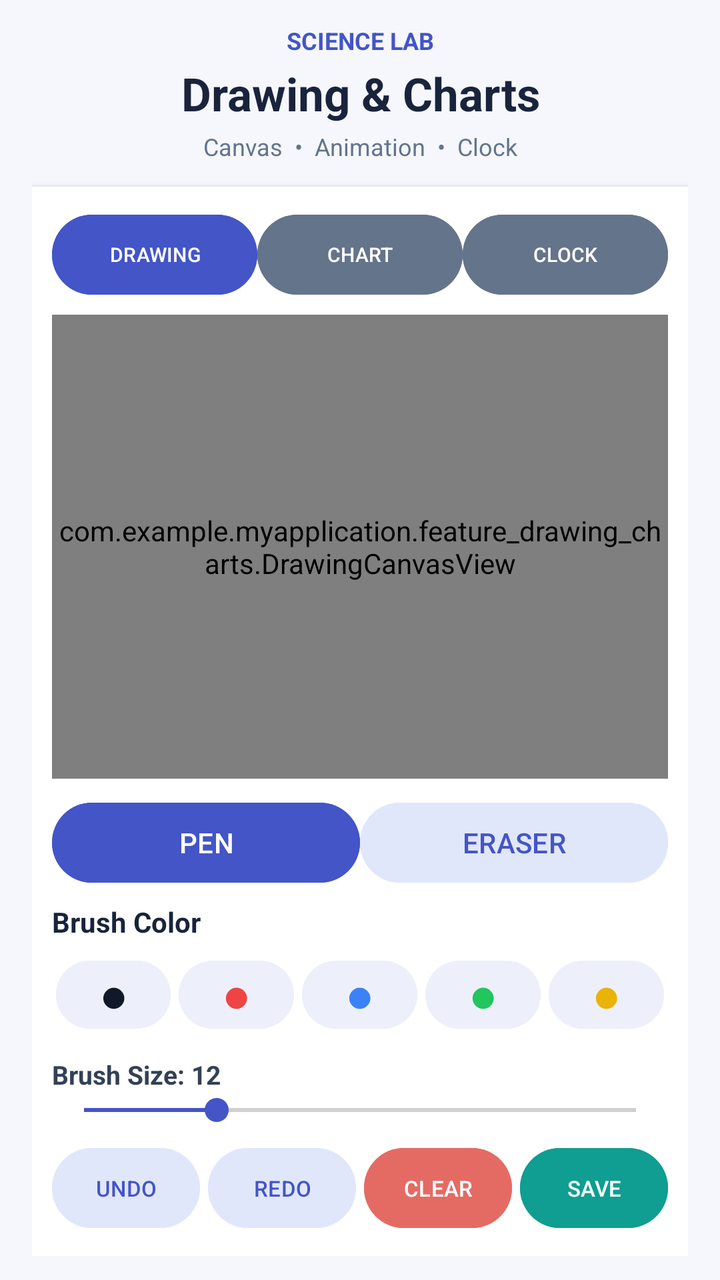
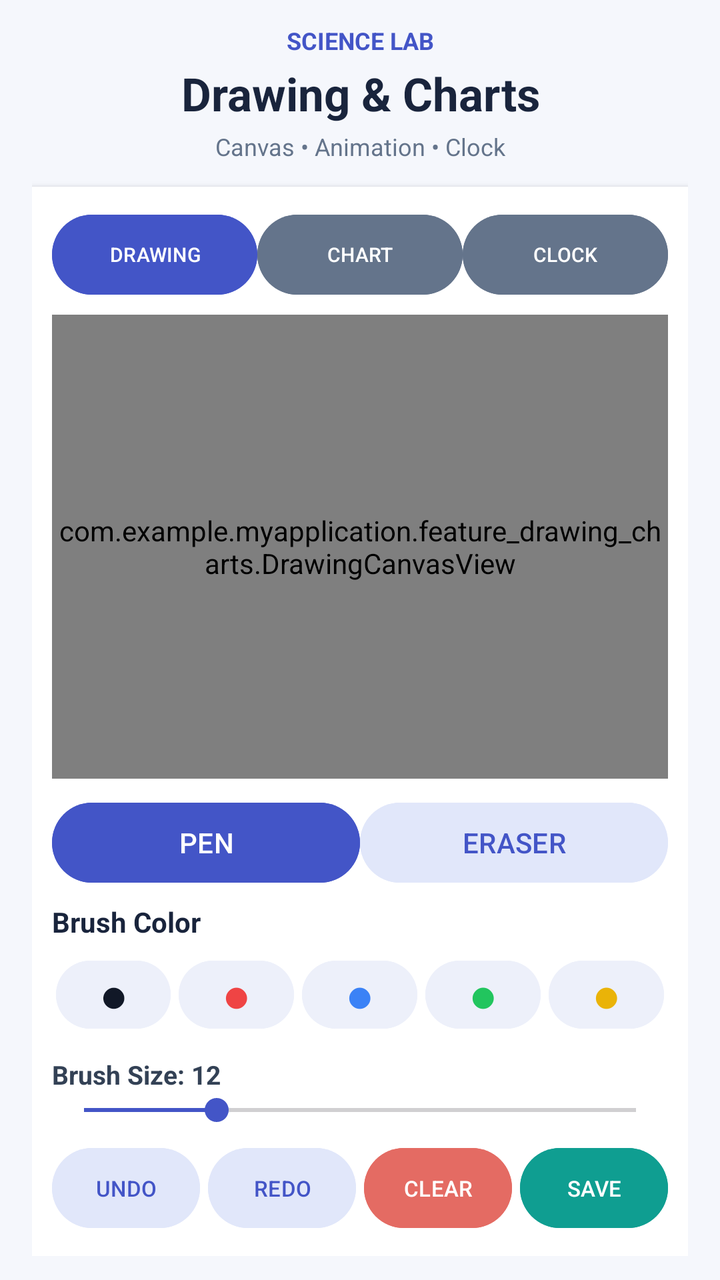

An Android layout rendered at two revisions. The XML below is the earlier revision; the diff shows what the commit changed to produce the second picture.
<!-- AndroidManifest.xml: application theme Theme.MyApplication -->
<!-- res/layout/fragment_drawing.xml -->
<LinearLayout
    xmlns:android="http://schemas.android.com/apk/res/android"
    android:layout_width="match_parent"
    android:layout_height="match_parent"
    android:orientation="vertical"
    android:background="#F5F7FC"
    android:paddingLeft="16dp"
    android:paddingRight="16dp"
    android:paddingTop="12dp"
    android:paddingBottom="12dp">

    
    <TextView
        android:layout_width="match_parent"
        android:layout_height="wrap_content"
        android:gravity="center"
        android:text="SCIENCE LAB"
        android:textColor="#4355C7"
        android:textSize="12sp"
        android:textStyle="bold"/>

    <TextView
        android:layout_width="match_parent"
        android:layout_height="wrap_content"
        android:layout_marginTop="3dp"
        android:gravity="center"
        android:text="Drawing &amp; Charts"
        android:textColor="#19243C"
        android:textSize="23sp"
        android:textStyle="bold"/>

    <TextView
        android:layout_width="match_parent"
        android:layout_height="wrap_content"
        android:layout_marginTop="3dp"
        android:layout_marginBottom="12dp"
        android:gravity="center"
        android:text="Canvas  •  Animation  •  Clock"
        android:textColor="#64748B"
        android:textSize="12sp"/>

    
    <LinearLayout
        android:layout_width="match_parent"
        android:layout_height="0dp"
        android:layout_weight="1"
        android:orientation="vertical"
        android:background="#FFFFFF"
        android:padding="10dp"
        android:elevation="2dp">

        
        <LinearLayout
            android:layout_width="match_parent"
            android:layout_height="wrap_content"
            android:orientation="horizontal">

            <Button
                android:id="@+id/btnDrawingMode"
                android:layout_width="0dp"
                android:layout_height="wrap_content"
                android:layout_weight="1"
                android:minWidth="0dp"
                android:text="DRAWING"
                android:textSize="10sp"
                android:textColor="#FFFFFF"
                android:backgroundTint="#4355C7"/>

            <Button
                android:id="@+id/btnChartMode"
                android:layout_width="0dp"
                android:layout_height="wrap_content"
                android:layout_weight="1"
                android:minWidth="0dp"
                android:text="CHART"
                android:textSize="10sp"
                android:textColor="#FFFFFF"
                android:backgroundTint="#64748B"/>

            <Button
                android:id="@+id/btnClockMode"
                android:layout_width="0dp"
                android:layout_height="wrap_content"
                android:layout_weight="1"
                android:minWidth="0dp"
                android:text="CLOCK"
                android:textSize="10sp"
                android:textColor="#FFFFFF"
                android:backgroundTint="#64748B"/>

        </LinearLayout>

        
        <FrameLayout
            android:layout_width="match_parent"
            android:layout_height="0dp"
            android:layout_weight="1"
            android:layout_marginTop="6dp"
            android:layout_marginBottom="8dp"
            android:background="#F9FAFC"
            android:clipChildren="true"
            android:clipToPadding="true">

            <com.example.myapplication.feature_drawing_charts.DrawingCanvasView
                android:id="@+id/drawingCanvas"
                android:layout_width="match_parent"
                android:layout_height="match_parent"
                android:background="#FFFFFF"/>

            <com.example.myapplication.feature_drawing_charts.DynamicChartView
                android:id="@+id/dynamicChart"
                android:layout_width="match_parent"
                android:layout_height="match_parent"
                android:background="#FFFFFF"
                android:visibility="gone"/>

            <com.example.myapplication.feature_drawing_charts.AnalogClockView
                android:id="@+id/analogClock"
                android:layout_width="match_parent"
                android:layout_height="match_parent"
                android:background="#FFFFFF"
                android:visibility="gone"/>

        </FrameLayout>

        
        <LinearLayout
            android:id="@+id/drawingControls"
            android:layout_width="match_parent"
            android:layout_height="wrap_content"
            android:orientation="vertical">

            
            <LinearLayout
                android:layout_width="match_parent"
                android:layout_height="wrap_content"
                android:orientation="horizontal">

                <Button
                    android:id="@+id/btnPen"
                    android:layout_width="0dp"
                    android:layout_height="wrap_content"
                    android:layout_weight="1"
                    android:minWidth="0dp"
                    android:text="PEN"
                    android:textColor="#FFFFFF"
                    android:backgroundTint="#4355C7"/>

                <Button
                    android:id="@+id/btnEraser"
                    android:layout_width="0dp"
                    android:layout_height="wrap_content"
                    android:layout_weight="1"
                    android:minWidth="0dp"
                    android:text="ERASER"
                    android:textColor="#4355C7"
                    android:backgroundTint="#E1E7FA"/>

            </LinearLayout>

            
            <TextView
                android:layout_width="match_parent"
                android:layout_height="wrap_content"
                android:layout_marginTop="6dp"
                android:layout_marginBottom="4dp"
                android:text="Brush Color"
                android:textColor="#19243C"
                android:textSize="14sp"
                android:textStyle="bold"/>

            <LinearLayout
                android:layout_width="match_parent"
                android:layout_height="wrap_content"
                android:orientation="horizontal"
                android:gravity="center">

                <Button
                    android:id="@+id/btnBlack"
                    android:layout_width="0dp"
                    android:layout_height="42dp"
                    android:layout_weight="1"
                    android:minWidth="0dp"
                    android:layout_margin="2dp"
                    android:padding="0dp"
                    android:text="●"
                    android:textSize="24sp"
                    android:textColor="#111827"
                    android:backgroundTint="#EDF0FA"
                    android:contentDescription="Black brush"/>

                <Button
                    android:id="@+id/btnRed"
                    android:layout_width="0dp"
                    android:layout_height="42dp"
                    android:layout_weight="1"
                    android:minWidth="0dp"
                    android:layout_margin="2dp"
                    android:padding="0dp"
                    android:text="●"
                    android:textSize="24sp"
                    android:textColor="#EF4444"
                    android:backgroundTint="#EDF0FA"
                    android:contentDescription="Red brush"/>

                <Button
                    android:id="@+id/btnBlue"
                    android:layout_width="0dp"
                    android:layout_height="42dp"
                    android:layout_weight="1"
                    android:minWidth="0dp"
                    android:layout_margin="2dp"
                    android:padding="0dp"
                    android:text="●"
                    android:textSize="24sp"
                    android:textColor="#3B82F6"
                    android:backgroundTint="#EDF0FA"
                    android:contentDescription="Blue brush"/>

                <Button
                    android:id="@+id/btnGreen"
                    android:layout_width="0dp"
                    android:layout_height="42dp"
                    android:layout_weight="1"
                    android:minWidth="0dp"
                    android:layout_margin="2dp"
                    android:padding="0dp"
                    android:text="●"
                    android:textSize="24sp"
                    android:textColor="#22C55E"
                    android:backgroundTint="#EDF0FA"
                    android:contentDescription="Green brush"/>

                <Button
                    android:id="@+id/btnYellow"
                    android:layout_width="0dp"
                    android:layout_height="42dp"
                    android:layout_weight="1"
                    android:minWidth="0dp"
                    android:layout_margin="2dp"
                    android:padding="0dp"
                    android:text="●"
                    android:textSize="24sp"
                    android:textColor="#EAB308"
                    android:backgroundTint="#EDF0FA"
                    android:contentDescription="Yellow brush"/>

            </LinearLayout>

            
            <TextView
                android:id="@+id/txtBrushSize"
                android:layout_width="match_parent"
                android:layout_height="wrap_content"
                android:layout_marginTop="8dp"
                android:text="Brush Size: 12"
                android:textColor="#334155"
                android:textSize="13sp"
                android:textStyle="bold"/>

            <SeekBar
                android:id="@+id/seekBrushSize"
                android:layout_width="match_parent"
                android:layout_height="wrap_content"
                android:max="50"
                android:progress="12"
                android:progressTint="#4355C7"
                android:thumbTint="#4355C7"/>

            
            <LinearLayout
                android:layout_width="match_parent"
                android:layout_height="wrap_content"
                android:orientation="horizontal"
                android:layout_marginTop="6dp">

                <Button
                    android:id="@+id/btnUndo"
                    android:layout_width="0dp"
                    android:layout_height="wrap_content"
                    android:layout_weight="1"
                    android:layout_marginEnd="4dp"
                    android:minWidth="0dp"
                    android:paddingLeft="0dp"
                    android:paddingRight="0dp"
                    android:text="UNDO"
                    android:textSize="11sp"
                    android:textColor="#4355C7"
                    android:backgroundTint="#E1E7FA"/>

                <Button
                    android:id="@+id/btnRedo"
                    android:layout_width="0dp"
                    android:layout_height="wrap_content"
                    android:layout_weight="1"
                    android:layout_marginEnd="4dp"
                    android:minWidth="0dp"
                    android:paddingLeft="0dp"
                    android:paddingRight="0dp"
                    android:text="REDO"
                    android:textSize="11sp"
                    android:textColor="#4355C7"
                    android:backgroundTint="#E1E7FA"/>

                <Button
                    android:id="@+id/btnClear"
                    android:layout_width="0dp"
                    android:layout_height="wrap_content"
                    android:layout_weight="1"
                    android:layout_marginEnd="4dp"
                    android:minWidth="0dp"
                    android:paddingLeft="0dp"
                    android:paddingRight="0dp"
                    android:text="CLEAR"
                    android:textSize="11sp"
                    android:textColor="#FFFFFF"
                    android:backgroundTint="#E46B63"/>

                <Button
                    android:id="@+id/btnSave"
                    android:layout_width="0dp"
                    android:layout_height="wrap_content"
                    android:layout_weight="1"
                    android:minWidth="0dp"
                    android:paddingLeft="0dp"
                    android:paddingRight="0dp"
                    android:text="SAVE"
                    android:textSize="11sp"
                    android:textColor="#FFFFFF"
                    android:backgroundTint="#0F9E91"/>

            </LinearLayout>

        </LinearLayout>

        
        <LinearLayout
            android:id="@+id/chartControls"
            android:layout_width="match_parent"
            android:layout_height="wrap_content"
            android:orientation="horizontal"
            android:visibility="gone">

            <Button
                android:id="@+id/btnStartChart"
                android:layout_width="0dp"
                android:layout_height="wrap_content"
                android:layout_weight="1"
                android:minWidth="0dp"
                android:text="START"
                android:textSize="11sp"
                android:textColor="#FFFFFF"
                android:backgroundTint="#4355C7"/>

            <Button
                android:id="@+id/btnPauseChart"
                android:layout_width="0dp"
                android:layout_height="wrap_content"
                android:layout_weight="1"
                android:minWidth="0dp"
                android:text="PAUSE"
                android:textSize="11sp"
                android:textColor="#FFFFFF"
                android:backgroundTint="#64748B"/>

            <Button
                android:id="@+id/btnResetChart"
                android:layout_width="0dp"
                android:layout_height="wrap_content"
                android:layout_weight="1"
                android:minWidth="0dp"
                android:text="RESET"
                android:textSize="11sp"
                android:textColor="#FFFFFF"
                android:backgroundTint="#0F9E91"/>

        </LinearLayout>

    </LinearLayout>

</LinearLayout>
<!-- resources referenced by this layout -->
<resources>
  <style name="Theme.MyApplication" parent="Base.Theme.MyApplication" />
  <style name="Base.Theme.MyApplication" parent="Theme.Material3.DayNight.NoActionBar">
          
          
      </style>
</resources>

<!-- the commit's change to res/layout/fragment_drawing.xml (unified diff, before → after) -->
@@ -1,3 +1,4 @@
+<?xml version="1.0" encoding="utf-8"?>
 <LinearLayout
     xmlns:android="http://schemas.android.com/apk/res/android"
     android:layout_width="match_parent"
@@ -14,7 +15,7 @@
         android:layout_width="match_parent"
         android:layout_height="wrap_content"
         android:gravity="center"
-        android:text="SCIENCE LAB"
+        android:text="@string/title_science_lab"
         android:textColor="#4355C7"
         android:textSize="12sp"
         android:textStyle="bold"/>
@@ -24,7 +25,7 @@
         android:layout_height="wrap_content"
         android:layout_marginTop="3dp"
         android:gravity="center"
-        android:text="Drawing &amp; Charts"
+        android:text="@string/subtitle_drawing_charts"
         android:textColor="#19243C"
         android:textSize="23sp"
         android:textStyle="bold"/>
@@ -35,7 +36,7 @@
         android:layout_marginTop="3dp"
         android:layout_marginBottom="12dp"
         android:gravity="center"
-        android:text="Canvas  •  Animation  •  Clock"
+        android:text="@string/tag_drawing_features"
         android:textColor="#64748B"
         android:textSize="12sp"/>
 
@@ -61,7 +62,7 @@
                 android:layout_height="wrap_content"
                 android:layout_weight="1"
                 android:minWidth="0dp"
-                android:text="DRAWING"
+                android:text="@string/btn_drawing"
                 android:textSize="10sp"
                 android:textColor="#FFFFFF"
                 android:backgroundTint="#4355C7"/>
@@ -72,7 +73,7 @@
                 android:layout_height="wrap_content"
                 android:layout_weight="1"
                 android:minWidth="0dp"
-                android:text="CHART"
+                android:text="@string/btn_chart"
                 android:textSize="10sp"
                 android:textColor="#FFFFFF"
                 android:backgroundTint="#64748B"/>
@@ -83,7 +84,7 @@
                 android:layout_height="wrap_content"
                 android:layout_weight="1"
                 android:minWidth="0dp"
-                android:text="CLOCK"
+                android:text="@string/btn_clock"
                 android:textSize="10sp"
                 android:textColor="#FFFFFF"
                 android:backgroundTint="#64748B"/>
@@ -142,7 +143,7 @@
                     android:layout_height="wrap_content"
                     android:layout_weight="1"
                     android:minWidth="0dp"
-                    android:text="PEN"
+                    android:text="@string/btn_pen"
                     android:textColor="#FFFFFF"
                     android:backgroundTint="#4355C7"/>
 
@@ -152,7 +153,7 @@
                     android:layout_height="wrap_content"
                     android:layout_weight="1"
                     android:minWidth="0dp"
-                    android:text="ERASER"
+                    android:text="@string/btn_eraser"
                     android:textColor="#4355C7"
                     android:backgroundTint="#E1E7FA"/>
 
@@ -164,7 +165,7 @@
                 android:layout_height="wrap_content"
                 android:layout_marginTop="6dp"
                 android:layout_marginBottom="4dp"
-                android:text="Brush Color"
+                android:text="@string/lbl_brush_color"
                 android:textColor="#19243C"
                 android:textSize="14sp"
                 android:textStyle="bold"/>
@@ -187,7 +188,7 @@
                     android:textSize="24sp"
                     android:textColor="#111827"
                     android:backgroundTint="#EDF0FA"
-                    android:contentDescription="Black brush"/>
+                    android:contentDescription="@string/desc_black_brush"/>
 
                 <Button
                     android:id="@+id/btnRed"
@@ -201,7 +202,7 @@
                     android:textSize="24sp"
                     android:textColor="#EF4444"
                     android:backgroundTint="#EDF0FA"
-                    android:contentDescription="Red brush"/>
+                    android:contentDescription="@string/desc_red_brush"/>
 
                 <Button
                     android:id="@+id/btnBlue"
@@ -215,7 +216,7 @@
                     android:textSize="24sp"
                     android:textColor="#3B82F6"
                     android:backgroundTint="#EDF0FA"
-                    android:contentDescription="Blue brush"/>
+                    android:contentDescription="@string/desc_blue_brush"/>
 
                 <Button
                     android:id="@+id/btnGreen"
@@ -229,7 +230,7 @@
                     android:textSize="24sp"
                     android:textColor="#22C55E"
                     android:backgroundTint="#EDF0FA"
-                    android:contentDescription="Green brush"/>
+                    android:contentDescription="@string/desc_green_brush"/>
 
                 <Button
                     android:id="@+id/btnYellow"
@@ -243,7 +244,7 @@
                     android:textSize="24sp"
                     android:textColor="#EAB308"
                     android:backgroundTint="#EDF0FA"
-                    android:contentDescription="Yellow brush"/>
+                    android:contentDescription="@string/desc_yellow_brush"/>
 
             </LinearLayout>
 
@@ -253,7 +254,7 @@
                 android:layout_width="match_parent"
                 android:layout_height="wrap_content"
                 android:layout_marginTop="8dp"
-                android:text="Brush Size: 12"
+                android:text="@string/lbl_brush_size_default"
                 android:textColor="#334155"
                 android:textSize="13sp"
                 android:textStyle="bold"/>
@@ -283,7 +284,7 @@
                     android:minWidth="0dp"
                     android:paddingLeft="0dp"
                     android:paddingRight="0dp"
-                    android:text="UNDO"
+                    android:text="@string/btn_undo"
                     android:textSize="11sp"
                     android:textColor="#4355C7"
                     android:backgroundTint="#E1E7FA"/>
@@ -297,7 +298,7 @@
                     android:minWidth="0dp"
                     android:paddingLeft="0dp"
                     android:paddingRight="0dp"
-                    android:text="REDO"
+                    android:text="@string/btn_redo"
                     android:textSize="11sp"
                     android:textColor="#4355C7"
                     android:backgroundTint="#E1E7FA"/>
@@ -311,7 +312,7 @@
                     android:minWidth="0dp"
                     android:paddingLeft="0dp"
                     android:paddingRight="0dp"
-                    android:text="CLEAR"
+                    android:text="@string/btn_clear"
                     android:textSize="11sp"
                     android:textColor="#FFFFFF"
                     android:backgroundTint="#E46B63"/>
@@ -324,7 +325,7 @@
                     android:minWidth="0dp"
                     android:paddingLeft="0dp"
                     android:paddingRight="0dp"
-                    android:text="SAVE"
+                    android:text="@string/btn_save"
                     android:textSize="11sp"
                     android:textColor="#FFFFFF"
                     android:backgroundTint="#0F9E91"/>
@@ -347,7 +348,7 @@
                 android:layout_height="wrap_content"
                 android:layout_weight="1"
                 android:minWidth="0dp"
-                android:text="START"
+                android:text="@string/btn_start"
                 android:textSize="11sp"
                 android:textColor="#FFFFFF"
                 android:backgroundTint="#4355C7"/>
@@ -358,7 +359,7 @@
                 android:layout_height="wrap_content"
                 android:layout_weight="1"
                 android:minWidth="0dp"
-                android:text="PAUSE"
+                android:text="@string/btn_pause"
                 android:textSize="11sp"
                 android:textColor="#FFFFFF"
                 android:backgroundTint="#64748B"/>
@@ -369,7 +370,7 @@
                 android:layout_height="wrap_content"
                 android:layout_weight="1"
                 android:minWidth="0dp"
-                android:text="RESET"
+                android:text="@string/btn_reset"
                 android:textSize="11sp"
                 android:textColor="#FFFFFF"
                 android:backgroundTint="#0F9E91"/>
<!-- resource entries referenced after the edit -->
@@ -1,5 +1,27 @@
 <!-- resources referenced by this layout -->
 <resources>
+  <string name="btn_chart">CHART</string>
+  <string name="btn_clear">CLEAR</string>
+  <string name="btn_clock">CLOCK</string>
+  <string name="btn_drawing">DRAWING</string>
+  <string name="btn_eraser">ERASER</string>
+  <string name="btn_pause">PAUSE</string>
+  <string name="btn_pen">PEN</string>
+  <string name="btn_redo">REDO</string>
+  <string name="btn_reset">RESET</string>
+  <string name="btn_save">SAVE</string>
+  <string name="btn_start">START</string>
+  <string name="btn_undo">UNDO</string>
+  <string name="desc_black_brush">Black brush</string>
+  <string name="desc_blue_brush">Blue brush</string>
+  <string name="desc_green_brush">Green brush</string>
+  <string name="desc_red_brush">Red brush</string>
+  <string name="desc_yellow_brush">Yellow brush</string>
+  <string name="lbl_brush_color">Brush Color</string>
+  <string name="lbl_brush_size_default">Brush Size: 12</string>
+  <string name="subtitle_drawing_charts">Drawing &amp; Charts</string>
+  <string name="tag_drawing_features">Canvas  •  Animation  •  Clock</string>
+  <string name="title_science_lab">SCIENCE LAB</string>
   <style name="Theme.MyApplication" parent="Base.Theme.MyApplication" />
   <style name="Base.Theme.MyApplication" parent="Theme.Material3.DayNight.NoActionBar">
           
